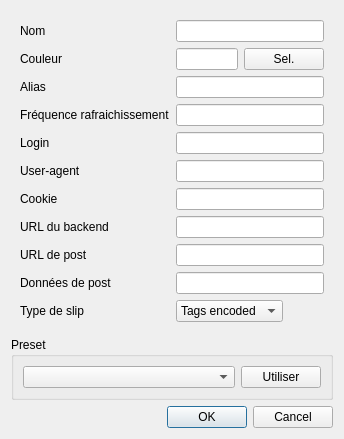
Old version of the form ui/qqbouchotsettingsdialog.ui in the repository dguihal/quteqoin.
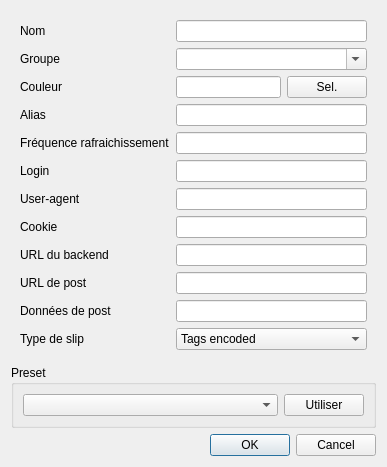
New version of the form.

```diff
--- a/ui/qqbouchotsettingsdialog.ui
+++ b/ui/qqbouchotsettingsdialog.ui
@@ -6,8 +6,8 @@
    <rect>
     <x>0</x>
     <y>0</y>
-    <width>344</width>
-    <height>366</height>
+    <width>387</width>
+    <height>422</height>
    </rect>
   </property>
   <property name="sizePolicy">
@@ -23,138 +23,149 @@
    <item>
     <widget class="QWidget" name="widget" native="true">
      <layout class="QFormLayout" name="formLayout">
-      <property name="fieldGrowthPolicy">
-       <enum>QFormLayout::ExpandingFieldsGrow</enum>
-      </property>
-      <property name="formAlignment">
-       <set>Qt::AlignLeading|Qt::AlignLeft|Qt::AlignVCenter</set>
-      </property>
+      <item row="0" column="0">
+       <widget class="QLabel" name="label_11">
+        <property name="text">
+         <string>Nom</string>
+        </property>
+       </widget>
+      </item>
+      <item row="0" column="1">
+       <widget class="QLineEdit" name="nameLineEdit"/>
+      </item>
       <item row="1" column="0">
+       <widget class="QLabel" name="label_12">
+        <property name="text">
+         <string>Groupe</string>
+        </property>
+       </widget>
+      </item>
+      <item row="3" column="0">
        <widget class="QLabel" name="label">
         <property name="text">
          <string>Couleur</string>
         </property>
        </widget>
       </item>
-      <item row="3" column="0">
+      <item row="3" column="1">
+       <widget class="QWidget" name="widget_2" native="true">
+        <layout class="QHBoxLayout" name="horizontalLayout">
+         <property name="margin">
+          <number>0</number>
+         </property>
+         <item>
+          <widget class="QLineEdit" name="colorLineEdit"/>
+         </item>
+         <item>
+          <widget class="QPushButton" name="colorSelPushButton">
+           <property name="text">
+            <string>Sel.</string>
+           </property>
+          </widget>
+         </item>
+        </layout>
+       </widget>
+      </item>
+      <item row="4" column="0">
        <widget class="QLabel" name="label_2">
         <property name="text">
          <string>Alias</string>
         </property>
        </widget>
       </item>
-      <item row="3" column="1">
+      <item row="4" column="1">
        <widget class="QLineEdit" name="aliasLineEdit"/>
       </item>
-      <item row="4" column="0">
+      <item row="5" column="0">
        <widget class="QLabel" name="label_3">
         <property name="text">
          <string>Fréquence rafraichissement</string>
         </property>
        </widget>
       </item>
-      <item row="4" column="1">
+      <item row="5" column="1">
        <widget class="QLineEdit" name="refreshRateLineEdit"/>
       </item>
-      <item row="5" column="0">
+      <item row="6" column="0">
        <widget class="QLabel" name="label_4">
         <property name="text">
          <string>Login</string>
         </property>
        </widget>
       </item>
-      <item row="5" column="1">
+      <item row="6" column="1">
        <widget class="QLineEdit" name="loginLineEdit"/>
       </item>
-      <item row="6" column="0">
+      <item row="7" column="0">
        <widget class="QLabel" name="label_5">
         <property name="text">
          <string>User-agent</string>
         </property>
        </widget>
       </item>
-      <item row="6" column="1">
+      <item row="7" column="1">
        <widget class="QLineEdit" name="uaLineEdit"/>
       </item>
-      <item row="7" column="0">
+      <item row="8" column="0">
        <widget class="QLabel" name="label_6">
         <property name="text">
          <string>Cookie</string>
         </property>
        </widget>
       </item>
-      <item row="7" column="1">
+      <item row="8" column="1">
        <widget class="QLineEdit" name="cookieLineEdit"/>
       </item>
-      <item row="8" column="0">
+      <item row="9" column="0">
        <widget class="QLabel" name="label_7">
         <property name="text">
          <string>URL du backend</string>
         </property>
        </widget>
       </item>
-      <item row="8" column="1">
+      <item row="9" column="1">
        <widget class="QLineEdit" name="urlBackendLineEdit">
         <property name="readOnly">
          <bool>true</bool>
         </property>
        </widget>
       </item>
-      <item row="9" column="0">
+      <item row="10" column="0">
        <widget class="QLabel" name="label_8">
         <property name="text">
          <string>URL de post</string>
         </property>
        </widget>
       </item>
-      <item row="9" column="1">
+      <item row="10" column="1">
        <widget class="QLineEdit" name="urlPostLineEdit">
         <property name="readOnly">
          <bool>true</bool>
         </property>
        </widget>
       </item>
-      <item row="10" column="0">
+      <item row="11" column="0">
        <widget class="QLabel" name="label_9">
         <property name="text">
          <string>Données de post</string>
         </property>
        </widget>
       </item>
-      <item row="10" column="1">
+      <item row="11" column="1">
        <widget class="QLineEdit" name="postDataLineEdit">
         <property name="readOnly">
          <bool>true</bool>
         </property>
        </widget>
       </item>
-      <item row="11" column="0">
+      <item row="12" column="0">
        <widget class="QLabel" name="label_10">
         <property name="text">
          <string>Type de slip</string>
         </property>
        </widget>
       </item>
-      <item row="1" column="1">
-       <widget class="QWidget" name="widget_2" native="true">
-        <layout class="QHBoxLayout" name="horizontalLayout">
-         <property name="margin">
-          <number>0</number>
-         </property>
-         <item>
-          <widget class="QLineEdit" name="colorLineEdit"/>
-         </item>
-         <item>
-          <widget class="QPushButton" name="colorSelPushButton">
-           <property name="text">
-            <string>Sel.</string>
-           </property>
-          </widget>
-         </item>
-        </layout>
-       </widget>
-      </item>
-      <item row="11" column="1">
+      <item row="12" column="1">
        <widget class="QComboBox" name="slipTypeComboBox">
         <item>
          <property name="text">
@@ -168,13 +179,16 @@
         </item>
        </widget>
       </item>
-      <item row="0" column="1">
-       <widget class="QLineEdit" name="nameLineEdit"/>
-      </item>
-      <item row="0" column="0">
-       <widget class="QLabel" name="label_11">
-        <property name="text">
-         <string>Nom</string>
+      <item row="1" column="1">
+       <widget class="QComboBox" name="groupSelComboBox">
+        <property name="sizePolicy">
+         <sizepolicy hsizetype="Expanding" vsizetype="Fixed">
+          <horstretch>0</horstretch>
+          <verstretch>0</verstretch>
+         </sizepolicy>
+        </property>
+        <property name="editable">
+         <bool>true</bool>
         </property>
        </widget>
       </item>
```
Left out of the diff: 2 changed lines with no effect on the pictures.
